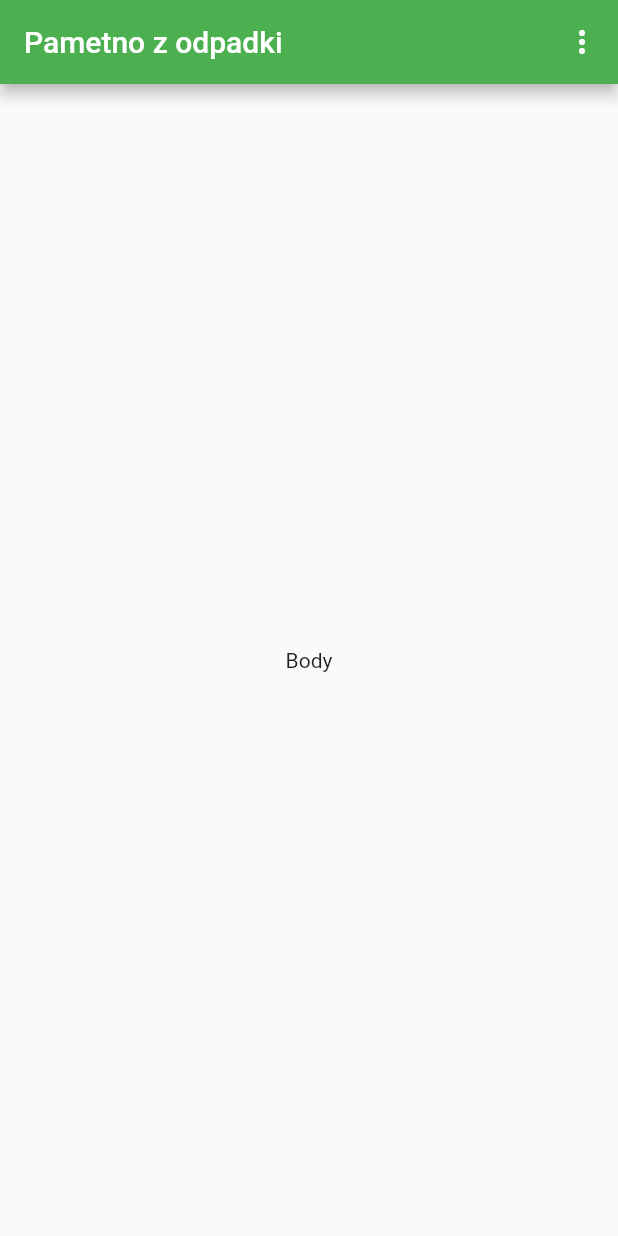
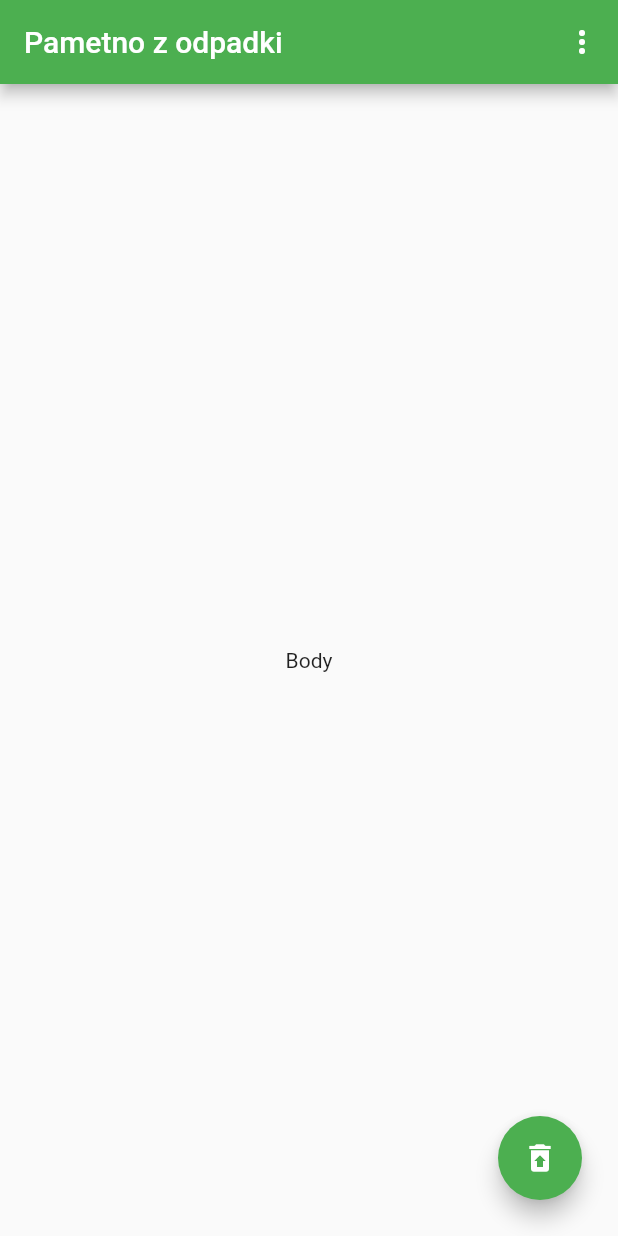
Before and after one commit to SWManagement/FlutterMobileApp, a Flutter app: the screen it shows after launch, on a phone screen of 412 x 824 dp. Run offline on Flutter 3.47's test engine with Material 2 defaults, Android fonts, the phone set to English and light mode, and no system bars.

```diff
--- a/lib/main.dart
+++ b/lib/main.dart
@@ -1,5 +1,6 @@
 import 'package:flutter/material.dart';
 import 'package:pametno_z_odpadki/Constants.dart';
+import 'package:pametno_z_odpadki/Modal.dart';
 
 void main() => runApp(MyApp());
 
@@ -17,6 +18,8 @@ class MyApp extends StatelessWidget {
   }
 }
 class HomePage extends StatelessWidget{
+  Modal modal = new Modal();
+
   @override
   Widget build(BuildContext context) {
     return Scaffold(appBar: AppBar(
@@ -45,9 +48,19 @@ class HomePage extends StatelessWidget{
         ],
       )
     ),
+    floatingActionButton: Padding(
+      padding: const EdgeInsets.all(8.0),
+      child: new FloatingActionButton(
+        onPressed: () => modal.mainBottomSheet(context),
+        child: new Icon(Icons.restore_from_trash),
+      ),
+    ),
     );
   }
 
+
+
+// onChoice za nastavitve na vrhu
   void onChoiceAction(String choice){
     if (choice == Constants.Regija){
       print("Regija"); // -> funkcija za izbiro regije  TODO
```
Also changed, not shown: lib/Modal.dart (added, +38 -0 lines).
